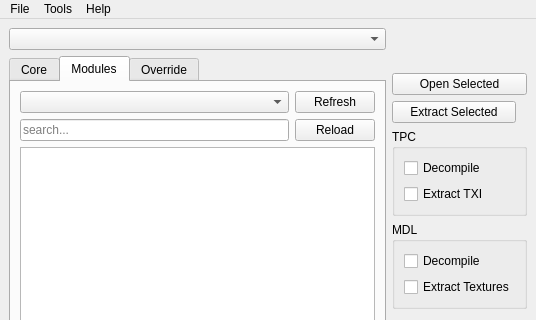
This is ui/mainwindow.ui in NickHugi/PyKotor as Qt 5 draws it before an edit; both pictures show x 0 to 536 and y 0 to 320 of the 536 by 471 pixel window. The edited form follows.
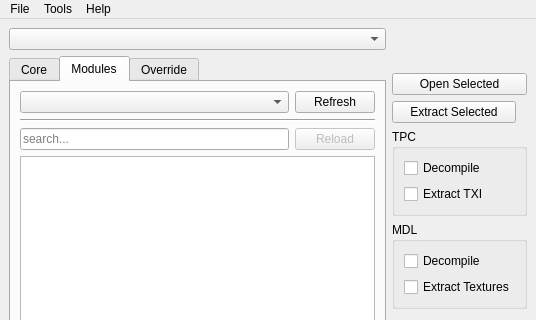
This is the edited form. The open tabs and pages were chosen to show the change.

Commit message: Disable reload button when no module is selected

What changed in the file:
```diff
--- a/ui/mainwindow.ui
+++ b/ui/mainwindow.ui
@@ -93,6 +93,13 @@
             </item>
            </layout>
           </item>
+          <item>
+           <widget class="Line" name="line">
+            <property name="orientation">
+             <enum>Qt::Horizontal</enum>
+            </property>
+           </widget>
+          </item>
           <item>
            <layout class="QHBoxLayout" name="horizontalLayout_4">
             <item>
@@ -104,6 +111,9 @@
             </item>
             <item>
              <widget class="QPushButton" name="moduleReloadButton">
+              <property name="enabled">
+               <bool>false</bool>
+              </property>
               <property name="toolTip">
                <string>Reload the active module.</string>
               </property>
```
Left out of the diff: 9 changed lines with no effect on the pictures. The commit also changes 1 other file.
